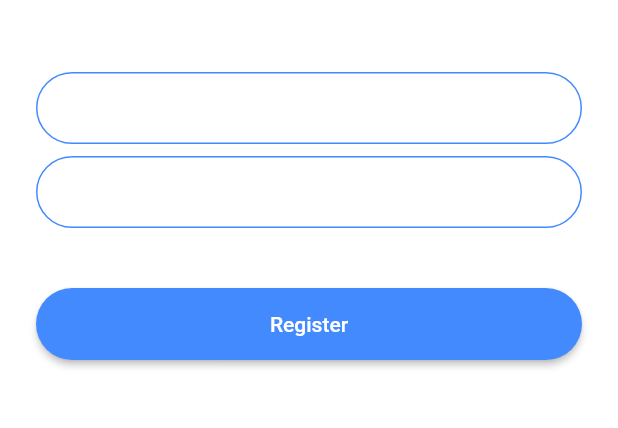
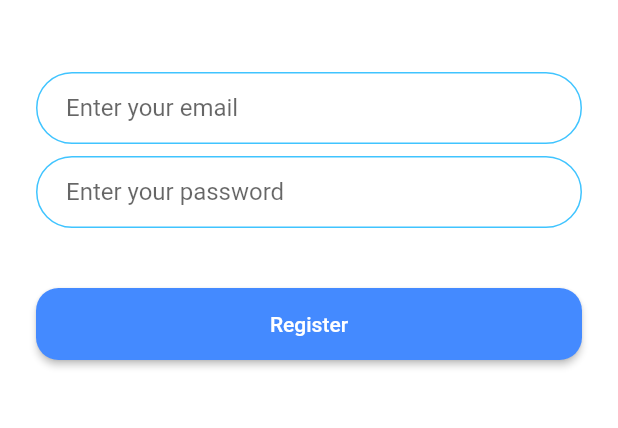
Before and after one commit to charlesreign/bebual, a Flutter app: the screen it shows after launch, after a tap on "Register", on a phone screen of 412 x 824 dp, the part 516-944 px from its top. Run offline on Flutter 3.47's test engine with Material 2 defaults, Android fonts, the phone set to English and light mode, and no system bars.

Commit message:
Refactored codes on all the screens to make the code base clean

```diff
--- a/lib/constants.dart
+++ b/lib/constants.dart
@@ -17,3 +17,19 @@ const kMessageContainerDecoration = BoxDecoration(
     top: BorderSide(color: Colors.lightBlueAccent, width: 2.0),
   ),
 );
+
+const kTextFieldInput  = InputDecoration(
+  hintText: 'Enter your value.',
+  contentPadding: EdgeInsets.symmetric(vertical: 10.0, horizontal: 20.0),
+  border: OutlineInputBorder(
+    borderRadius: BorderRadius.all(Radius.circular(32.0)),
+  ),
+  enabledBorder: OutlineInputBorder(
+    borderSide: BorderSide(color: Colors.lightBlueAccent, width: 1.0),
+    borderRadius: BorderRadius.all(Radius.circular(32.0)),
+  ),
+  focusedBorder: OutlineInputBorder(
+    borderSide: BorderSide(color: Colors.lightBlueAccent, width: 2.0),
+    borderRadius: BorderRadius.all(Radius.circular(32.0)),
+  ),
+);
--- a/lib/main.dart
+++ b/lib/main.dart
@@ -14,11 +14,6 @@ class Bebual extends StatelessWidget {
   @override
   Widget build(BuildContext context) {
     return MaterialApp(
-      theme: ThemeData.dark().copyWith(
-        textTheme: TextTheme(
-          bodyText1: TextStyle(color: Colors.black54),
-        ),
-      ),
       initialRoute: WelcomeScreen.welcomeScreen,
       routes: {
         WelcomeScreen.welcomeScreen:(context)=>WelcomeScreen(),
--- /dev/null
+++ b/lib/screens/components/rounded_button.dart
@@ -0,0 +1,31 @@
+import 'package:flutter/material.dart';
+
+class RoundedButton extends StatelessWidget {
+  RoundedButton({this.title, this.colour, @required this.onPressed});
+  final Color colour;
+  final String title;
+  final Function onPressed;
+
+  @override
+  Widget build(BuildContext context) {
+    return Padding(
+      padding: EdgeInsets.symmetric(vertical: 16.0),
+      child: Material(
+        elevation: 2.0,
+        color: colour,
+        borderRadius: BorderRadius.circular(15.0),
+        child: MaterialButton(
+          onPressed: onPressed,
+          minWidth: 200.0,
+          height: 42.0,
+          child: Text(
+            title,
+            style: TextStyle(
+              color: Colors.white
+            ),
+          ),
+        ),
+      ),
+    );
+  }
+}
--- a/lib/screens/login.dart
+++ b/lib/screens/login.dart
@@ -1,3 +1,5 @@
+import 'package:bebual/constants.dart';
+import 'package:bebual/screens/components/rounded_button.dart';
 import 'package:flutter/material.dart';
 
 class LoginScreen extends StatefulWidget {
@@ -31,24 +33,7 @@ class _LoginScreenState extends State<LoginScreen> {
               onChanged: (value) {
                 //Do something with the user input.
               },
-              decoration: InputDecoration(
-                hintText: 'Enter your email',
-                contentPadding:
-                    EdgeInsets.symmetric(vertical: 10.0, horizontal: 20.0),
-                border: OutlineInputBorder(
-                  borderRadius: BorderRadius.all(Radius.circular(32.0)),
-                ),
-                enabledBorder: OutlineInputBorder(
-                  borderSide:
-                      BorderSide(color: Colors.lightBlueAccent, width: 1.0),
-                  borderRadius: BorderRadius.all(Radius.circular(32.0)),
-                ),
-                focusedBorder: OutlineInputBorder(
-                  borderSide:
-                      BorderSide(color: Colors.lightBlueAccent, width: 2.0),
-                  borderRadius: BorderRadius.all(Radius.circular(32.0)),
-                ),
-              ),
+              decoration: kTextFieldInput.copyWith(hintText: 'Enter your email')
             ),
             SizedBox(
               height: 8.0,
@@ -57,46 +42,16 @@ class _LoginScreenState extends State<LoginScreen> {
               onChanged: (value) {
                 //Do something with the user input.
               },
-              decoration: InputDecoration(
-                hintText: 'Enter your password.',
-                contentPadding:
-                    EdgeInsets.symmetric(vertical: 10.0, horizontal: 20.0),
-                border: OutlineInputBorder(
-                  borderRadius: BorderRadius.all(Radius.circular(32.0)),
-                ),
-                enabledBorder: OutlineInputBorder(
-                  borderSide:
-                      BorderSide(color: Colors.lightBlueAccent, width: 1.0),
-                  borderRadius: BorderRadius.all(Radius.circular(32.0)),
-                ),
-                focusedBorder: OutlineInputBorder(
-                  borderSide:
-                      BorderSide(color: Colors.lightBlueAccent, width: 2.0),
-                  borderRadius: BorderRadius.all(Radius.circular(32.0)),
-                ),
-              ),
+              decoration: kTextFieldInput.copyWith(hintText: 'Enter your password')
             ),
             SizedBox(
               height: 24.0,
             ),
-            Padding(
-              padding: EdgeInsets.symmetric(vertical: 16.0),
-              child: Material(
-                color: Colors.lightBlueAccent,
-                borderRadius: BorderRadius.all(Radius.circular(30.0)),
-                elevation: 2.0,
-                child: MaterialButton(
-                  onPressed: () {
-                    //Implement login functionality.
-                  },
-                  minWidth: 200.0,
-                  height: 42.0,
-                  child: Text(
-                    'Log In',
-                  ),
-                ),
-              ),
-            ),
+            RoundedButton(
+              title: 'Login',
+              colour: Colors.lightBlueAccent,
+              onPressed: () {},
+            )
           ],
         ),
       ),
--- a/lib/screens/registration.dart
+++ b/lib/screens/registration.dart
@@ -1,3 +1,5 @@
+import 'package:bebual/constants.dart';
+import 'package:bebual/screens/components/rounded_button.dart';
 import 'package:flutter/material.dart';
 
 class RegistrationScreen extends StatefulWidget {
@@ -31,22 +33,7 @@ class _RegistrationScreenState extends State<RegistrationScreen> {
               onChanged: (value) {
                 //Do something with the user input.
               },
-              decoration: InputDecoration(
-                hintText: 'Enter your email',
-                contentPadding:
-                    EdgeInsets.symmetric(vertical: 10.0, horizontal: 20.0),
-                border: OutlineInputBorder(
-                  borderRadius: BorderRadius.all(Radius.circular(32.0)),
-                ),
-                enabledBorder: OutlineInputBorder(
-                  borderSide: BorderSide(color: Colors.blueAccent, width: 1.0),
-                  borderRadius: BorderRadius.all(Radius.circular(32.0)),
-                ),
-                focusedBorder: OutlineInputBorder(
-                  borderSide: BorderSide(color: Colors.blueAccent, width: 2.0),
-                  borderRadius: BorderRadius.all(Radius.circular(32.0)),
-                ),
-              ),
+              decoration: kTextFieldInput.copyWith(hintText: 'Enter your email')
             ),
             SizedBox(
               height: 8.0,
@@ -55,45 +42,16 @@ class _RegistrationScreenState extends State<RegistrationScreen> {
               onChanged: (value) {
                 //Do something with the user input.
               },
-              decoration: InputDecoration(
-                hintText: 'Enter your password',
-                contentPadding:
-                    EdgeInsets.symmetric(vertical: 10.0, horizontal: 20.0),
-                border: OutlineInputBorder(
-                  borderRadius: BorderRadius.all(Radius.circular(32.0)),
-                ),
-                enabledBorder: OutlineInputBorder(
-                  borderSide: BorderSide(color: Colors.blueAccent, width: 1.0),
-                  borderRadius: BorderRadius.all(Radius.circular(32.0)),
-                ),
-                focusedBorder: OutlineInputBorder(
-                  borderSide: BorderSide(color: Colors.blueAccent, width: 2.0),
-                  borderRadius: BorderRadius.all(Radius.circular(32.0)),
-                ),
-              ),
+              decoration: kTextFieldInput.copyWith(hintText: 'Enter your password')
             ),
             SizedBox(
               height: 24.0,
             ),
-            Padding(
-              padding: EdgeInsets.symmetric(vertical: 16.0),
-              child: Material(
-                color: Colors.blueAccent,
-                borderRadius: BorderRadius.all(Radius.circular(25.0)),
-                elevation: 2.0,
-                child: MaterialButton(
-                  onPressed: () {
-                    //Implement registration functionality.
-                  },
-                  minWidth: 200.0,
-                  height: 42.0,
-                  child: Text(
-                    'Register',
-                    style: TextStyle(color: Colors.white),
-                  ),
-                ),
-              ),
-            ),
+            RoundedButton(
+              title: 'Register',
+              colour: Colors.blueAccent,
+              onPressed: () {},
+            )
           ],
         ),
       ),
--- a/lib/screens/welcome.dart
+++ b/lib/screens/welcome.dart
@@ -1,6 +1,7 @@
 import 'package:bebual/screens/login.dart';
 import 'package:bebual/screens/registration.dart';
 import 'package:flutter/material.dart';
+import 'components/rounded_button.dart';
 
 class WelcomeScreen extends StatefulWidget {
   static const String welcomeScreen = 'welcome_screen';
@@ -19,8 +20,8 @@ class _WelcomeScreenState extends State<WelcomeScreen>
     super.initState();
     controller =
         AnimationController(vsync: this, duration: Duration(seconds: 3));
-    animation =
-        ColorTween(begin: Colors.grey[300], end: Colors.white).animate(controller);
+    animation = ColorTween(begin: Colors.grey[300], end: Colors.white)
+        .animate(controller);
     controller.forward();
     controller.addListener(() {
       setState(() {});
@@ -65,42 +66,20 @@ class _WelcomeScreenState extends State<WelcomeScreen>
             SizedBox(
               height: 48.0,
             ),
-            Padding(
-              padding: EdgeInsets.symmetric(vertical: 16.0),
-              child: Material(
-                elevation: 2.0,
-                color: Colors.lightBlueAccent,
-                borderRadius: BorderRadius.circular(15.0),
-                child: MaterialButton(
-                  onPressed: () {
-                    Navigator.pushNamed(context, LoginScreen.loginScreen);
-                  },
-                  minWidth: 200.0,
-                  height: 42.0,
-                  child: Text(
-                    'Log In',
-                  ),
-                ),
-              ),
+            RoundedButton(
+              title: 'Login',
+              colour: Colors.lightBlueAccent,
+              onPressed: () {
+                Navigator.pushNamed(context, LoginScreen.loginScreen);
+              },
             ),
-            Padding(
-              padding: EdgeInsets.symmetric(vertical: 16.0),
-              child: Material(
-                color: Colors.blueAccent,
-                borderRadius: BorderRadius.circular(15.0),
-                elevation: 2.0,
-                child: MaterialButton(
-                  onPressed: () {
-                    Navigator.pushNamed(
-                        context, RegistrationScreen.registerScreen);
-                  },
-                  minWidth: 200.0,
-                  height: 42.0,
-                  child: Text(
-                    'Register',
-                  ),
-                ),
-              ),
+
+            RoundedButton(
+              title: 'Register',
+              colour: Colors.blueAccent,
+              onPressed: () {
+                Navigator.pushNamed(context, RegistrationScreen.registerScreen);
+              },
             ),
           ],
         ),
```
